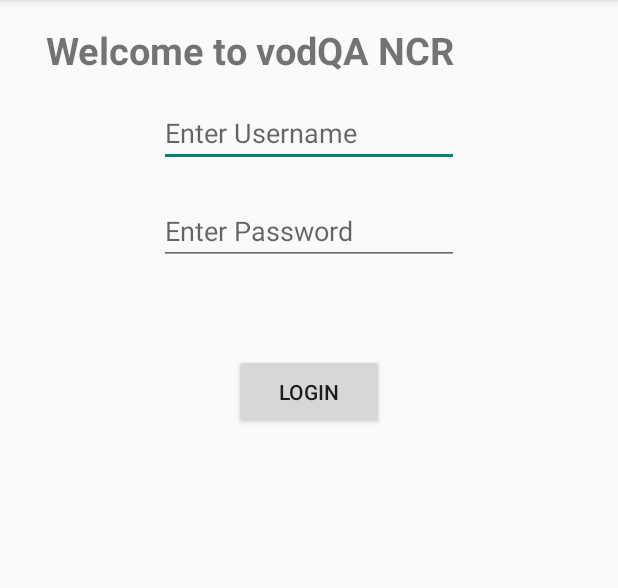
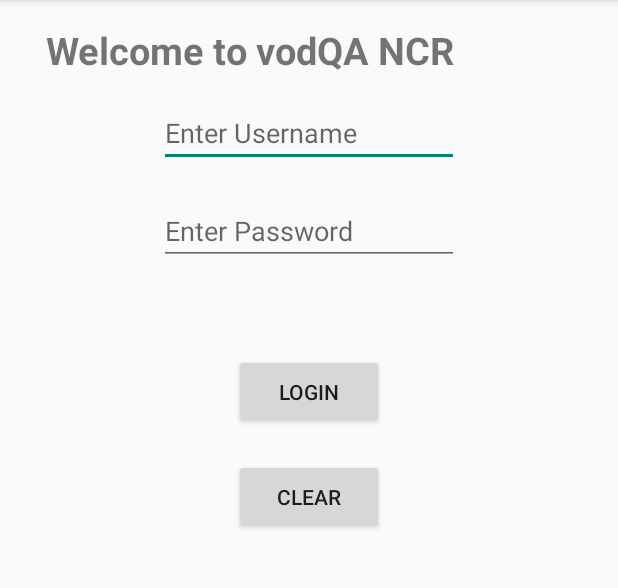
Before and after one commit to prasadkalgutkar/testAppForDemoAndroid, an Android app: the screen it shows after launch (LoginActivity), on a phone screen of 412 x 824 dp, the part 84-672 px from its top. Run offline under Robolectric (Android 15) with nearby library versions, the phone set to English and light mode, and no system bars.

Commit message:
Prasad : Added Clear functionality

```diff
--- a/app/src/main/res/layout/activity_login.xml
+++ b/app/src/main/res/layout/activity_login.xml
@@ -46,10 +46,18 @@
             <Button
                 android:layout_width="100dp"
                 android:layout_height="50dp"
+                android:id="@+id/login_btn"
                 android:layout_marginTop="20dp"
-            android:id="@+id/login_btn"
                 android:onClick="Login"
                 android:text="Login"/>
+
+            <Button
+                android:layout_width="100dp"
+                android:layout_height="50dp"
+                android:layout_marginTop="20dp"
+                android:id="@+id/clearData"
+                android:onClick="Clear"
+                android:text="Clear"/>
 
     </LinearLayout>
 
```
Also changed, not shown: app/src/main/java/com/thoughtworks/prasadkalgutkar/testappfordemo/LoginActivity.java (+12 -0 lines). Lines whose indentation alone changed are shown as unchanged.
